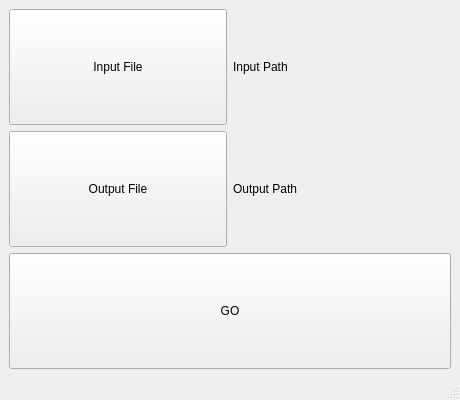
Mar2ck/DAIN-Vulkan-GUI, file src/gui_layout.ui: the form before one commit.
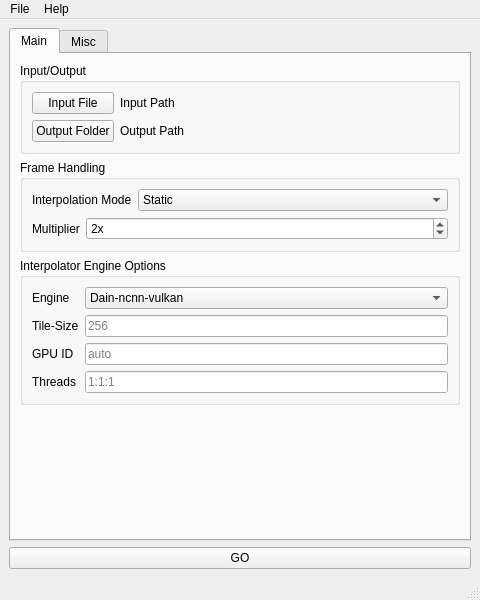
The form after the commit.

Commit message: Bring CLI arguments over to GUI layout

The edit to the form file:
```diff
--- a/src/gui_layout.ui
+++ b/src/gui_layout.ui
@@ -6,86 +6,295 @@
    <rect>
     <x>0</x>
     <y>0</y>
-    <width>460</width>
-    <height>400</height>
+    <width>480</width>
+    <height>600</height>
    </rect>
   </property>
   <property name="windowTitle">
    <string>MainWindow</string>
   </property>
   <widget class="QWidget" name="centralwidget">
-   <layout class="QGridLayout" name="gridLayout">
-    <item row="0" column="0">
-     <layout class="QVBoxLayout" name="verticalLayout_3">
-      <item>
-       <layout class="QHBoxLayout" name="horizontalLayout_6">
+   <layout class="QVBoxLayout" name="verticalLayout">
+    <item>
+     <widget class="QTabWidget" name="tabWidget">
+      <property name="currentIndex">
+       <number>0</number>
+      </property>
+      <widget class="QWidget" name="tabMain">
+       <attribute name="title">
+        <string>Main</string>
+       </attribute>
+       <layout class="QVBoxLayout" name="verticalLayout_2">
         <item>
-         <widget class="QPushButton" name="inputFileButton">
+         <widget class="QGroupBox" name="fileOptions">
           <property name="sizePolicy">
-           <sizepolicy hsizetype="Minimum" vsizetype="Preferred">
+           <sizepolicy hsizetype="Preferred" vsizetype="Maximum">
             <horstretch>0</horstretch>
             <verstretch>0</verstretch>
            </sizepolicy>
           </property>
-          <property name="text">
-           <string>Input File</string>
+          <property name="title">
+           <string>Input/Output</string>
           </property>
+          <layout class="QGridLayout" name="gridLayout_3">
+           <item row="1" column="1">
+            <widget class="QLabel" name="outputFileLabel">
+             <property name="sizePolicy">
+              <sizepolicy hsizetype="MinimumExpanding" vsizetype="Preferred">
+               <horstretch>0</horstretch>
+               <verstretch>0</verstretch>
+              </sizepolicy>
+             </property>
+             <property name="text">
+              <string>Output Path</string>
+             </property>
+            </widget>
+           </item>
+           <item row="0" column="1">
+            <widget class="QLabel" name="inputFileLabel">
+             <property name="sizePolicy">
+              <sizepolicy hsizetype="MinimumExpanding" vsizetype="Preferred">
+               <horstretch>0</horstretch>
+               <verstretch>0</verstretch>
+              </sizepolicy>
+             </property>
+             <property name="text">
+              <string>Input Path</string>
+             </property>
+            </widget>
+           </item>
+           <item row="1" column="0">
+            <widget class="QPushButton" name="outputFileButton">
+             <property name="sizePolicy">
+              <sizepolicy hsizetype="Minimum" vsizetype="Preferred">
+               <horstretch>0</horstretch>
+               <verstretch>0</verstretch>
+              </sizepolicy>
+             </property>
+             <property name="text">
+              <string>Output Folder</string>
+             </property>
+            </widget>
+           </item>
+           <item row="0" column="0">
+            <widget class="QPushButton" name="inputFileButton">
+             <property name="sizePolicy">
+              <sizepolicy hsizetype="Minimum" vsizetype="Preferred">
+               <horstretch>0</horstretch>
+               <verstretch>0</verstretch>
+              </sizepolicy>
+             </property>
+             <property name="maximumSize">
+              <size>
+               <width>16777215</width>
+               <height>16777215</height>
+              </size>
+             </property>
+             <property name="text">
+              <string>Input File</string>
+             </property>
+            </widget>
+           </item>
+          </layout>
          </widget>
         </item>
         <item>
-         <widget class="QLabel" name="inputFileLabel">
-          <property name="text">
-           <string>Input Path</string>
-          </property>
-         </widget>
-        </item>
-       </layout>
-      </item>
-      <item>
-       <layout class="QHBoxLayout" name="horizontalLayout_7">
-        <property name="sizeConstraint">
-         <enum>QLayout::SetDefaultConstraint</enum>
-        </property>
-        <item>
-         <widget class="QPushButton" name="outputFileButton">
+         <widget class="QGroupBox" name="frameOptions">
           <property name="sizePolicy">
-           <sizepolicy hsizetype="Minimum" vsizetype="Preferred">
+           <sizepolicy hsizetype="Preferred" vsizetype="Maximum">
             <horstretch>0</horstretch>
             <verstretch>0</verstretch>
            </sizepolicy>
           </property>
-          <property name="text">
-           <string>Output File</string>
+          <property name="title">
+           <string>Frame Handling</string>
           </property>
+          <layout class="QGridLayout" name="gridLayout">
+           <item row="0" column="0">
+            <layout class="QHBoxLayout" name="interpolateMode">
+             <item>
+              <widget class="QLabel" name="interpolateModeLabel">
+               <property name="sizePolicy">
+                <sizepolicy hsizetype="Maximum" vsizetype="Preferred">
+                 <horstretch>0</horstretch>
+                 <verstretch>0</verstretch>
+                </sizepolicy>
+               </property>
+               <property name="text">
+                <string>Interpolation Mode</string>
+               </property>
+              </widget>
+             </item>
+             <item>
+              <widget class="QComboBox" name="interpolateModeComboBox">
+               <property name="sizePolicy">
+                <sizepolicy hsizetype="Preferred" vsizetype="Preferred">
+                 <horstretch>0</horstretch>
+                 <verstretch>0</verstretch>
+                </sizepolicy>
+               </property>
+               <item>
+                <property name="text">
+                 <string>Static</string>
+                </property>
+               </item>
+               <item>
+                <property name="text">
+                 <string>Dynamic</string>
+                </property>
+               </item>
+              </widget>
+             </item>
+            </layout>
+           </item>
+           <item row="3" column="0">
+            <layout class="QHBoxLayout" name="interpolationMultiplier">
+             <item>
+              <widget class="QLabel" name="interpolationMultiplierLabel">
+               <property name="sizePolicy">
+                <sizepolicy hsizetype="Maximum" vsizetype="Preferred">
+                 <horstretch>0</horstretch>
+                 <verstretch>0</verstretch>
+                </sizepolicy>
+               </property>
+               <property name="text">
+                <string>Multiplier</string>
+               </property>
+              </widget>
+             </item>
+             <item>
+              <widget class="QSpinBox" name="interpolationMultiplierSpinBox">
+               <property name="suffix">
+                <string>x</string>
+               </property>
+               <property name="minimum">
+                <number>1</number>
+               </property>
+               <property name="maximum">
+                <number>16</number>
+               </property>
+               <property name="value">
+                <number>2</number>
+               </property>
+              </widget>
+             </item>
+            </layout>
+           </item>
+          </layout>
          </widget>
         </item>
         <item>
-         <widget class="QLabel" name="outputFileLabel">
-          <property name="text">
-           <string>Output Path</string>
-          </property>
-         </widget>
-        </item>
-       </layout>
-      </item>
-      <item>
-       <layout class="QHBoxLayout" name="horizontalLayout_8">
-        <item>
-         <widget class="QPushButton" name="ffmpeg">
+         <widget class="QGroupBox" name="interpolatorOptions">
           <property name="sizePolicy">
-           <sizepolicy hsizetype="Minimum" vsizetype="Minimum">
+           <sizepolicy hsizetype="Preferred" vsizetype="Preferred">
             <horstretch>0</horstretch>
             <verstretch>0</verstretch>
            </sizepolicy>
           </property>
-          <property name="text">
-           <string>GO</string>
+          <property name="title">
+           <string>Interpolator Engine Options</string>
           </property>
+          <layout class="QGridLayout" name="gridLayout_4">
+           <item row="4" column="1">
+            <widget class="QLineEdit" name="gpuIdLineEdit">
+             <property name="placeholderText">
+              <string>auto</string>
+             </property>
+            </widget>
+           </item>
+           <item row="1" column="0">
+            <widget class="QLabel" name="tilesizeLabel">
+             <property name="text">
+              <string>Tile-Size</string>
+             </property>
+            </widget>
+           </item>
+           <item row="1" column="1">
+            <widget class="QLineEdit" name="tilesizeLineEdit">
+             <property name="placeholderText">
+              <string>256</string>
+             </property>
+            </widget>
+           </item>
+           <item row="6" column="1">
+            <widget class="QLineEdit" name="threadsLineEdit">
+             <property name="placeholderText">
+              <string>1:1:1</string>
+             </property>
+            </widget>
+           </item>
+           <item row="4" column="0">
+            <widget class="QLabel" name="gpuIdLabel">
+             <property name="text">
+              <string>GPU ID</string>
+             </property>
+            </widget>
+           </item>
+           <item row="6" column="0">
+            <widget class="QLabel" name="threadsLabel">
+             <property name="text">
+              <string>Threads</string>
+             </property>
+            </widget>
+           </item>
+           <item row="0" column="0">
+            <widget class="QLabel" name="engineLabel">
+             <property name="text">
+              <string>Engine</string>
+             </property>
+            </widget>
+           </item>
+           <item row="0" column="1">
+            <widget class="QComboBox" name="engineComboBox">
+             <item>
+              <property name="text">
+               <string>Dain-ncnn-vulkan</string>
+              </property>
+             </item>
+             <item>
+              <property name="text">
+               <string>Cain-ncnn-vulkan</string>
+              </property>
+             </item>
+            </widget>
+           </item>
+          </layout>
          </widget>
         </item>
+        <item>
+         <spacer name="verticalSpacer">
+          <property name="orientation">
+           <enum>Qt::Vertical</enum>
+          </property>
+          <property name="sizeHint" stdset="0">
+           <size>
+            <width>20</width>
+            <height>40</height>
+           </size>
+          </property>
+         </spacer>
+        </item>
        </layout>
-      </item>
-     </layout>
+      </widget>
+      <widget class="QWidget" name="tabMisc">
+       <attribute name="title">
+        <string>Misc</string>
+       </attribute>
+      </widget>
+     </widget>
+    </item>
+    <item>
+     <widget class="QPushButton" name="goButton">
+      <property name="sizePolicy">
+       <sizepolicy hsizetype="Minimum" vsizetype="Minimum">
+        <horstretch>0</horstretch>
+        <verstretch>0</verstretch>
+       </sizepolicy>
+      </property>
+      <property name="text">
+       <string>GO</string>
+      </property>
+     </widget>
     </item>
    </layout>
   </widget>
@@ -94,10 +303,24 @@
     <rect>
      <x>0</x>
      <y>0</y>
-     <width>460</width>
+     <width>480</width>
      <height>27</height>
     </rect>
    </property>
+   <widget class="QMenu" name="menuFile">
+    <property name="title">
+     <string>File</string>
+    </property>
+    <addaction name="actionExit"/>
+   </widget>
+   <widget class="QMenu" name="menuHelp">
+    <property name="title">
+     <string>Help</string>
+    </property>
+    <addaction name="actionVersion"/>
+   </widget>
+   <addaction name="menuFile"/>
+   <addaction name="menuHelp"/>
   </widget>
   <widget class="QStatusBar" name="statusbar"/>
  </widget>
```
Left out of the diff: 16 changed lines with no effect on the pictures. The commit also changes 1 other file.
